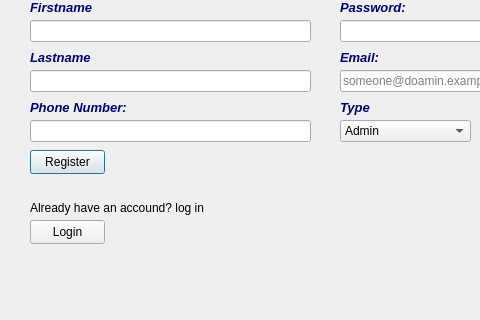
First picture: the form in register.ui, repository Dalia0Hassan/AUC-UCMS, before the edit; both pictures show x 0 to 480 and y 90 to 410 of the 761 by 410 pixel window.
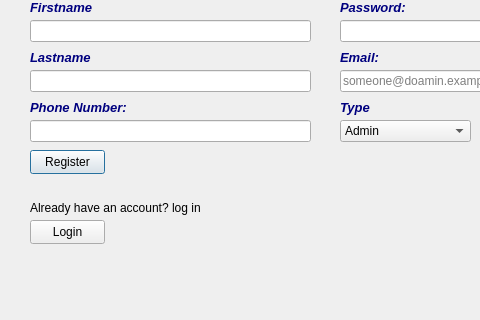
Second picture: the form after the edit.

```diff
--- a/register.ui
+++ b/register.ui
@@ -267,7 +267,7 @@
     </rect>
    </property>
    <property name="text">
-    <string>Already have an accound? log in</string>
+    <string>Already have an account? log in</string>
    </property>
   </widget>
   <widget class="QPushButton" name="pushButton_login_page">
```
